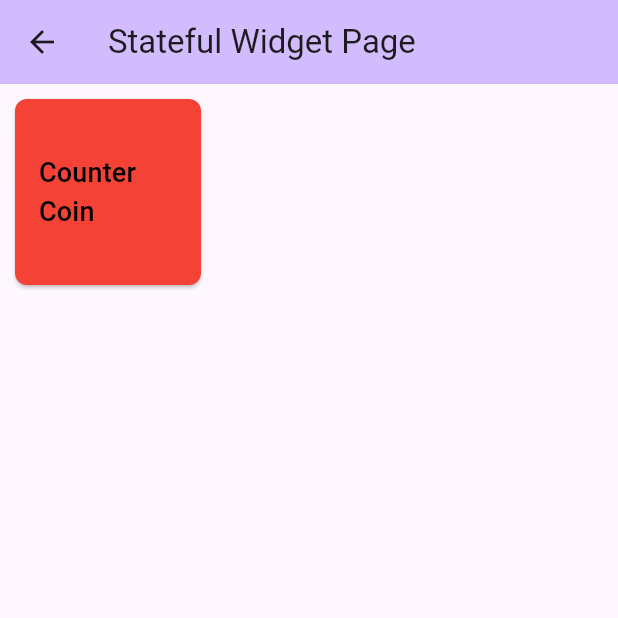
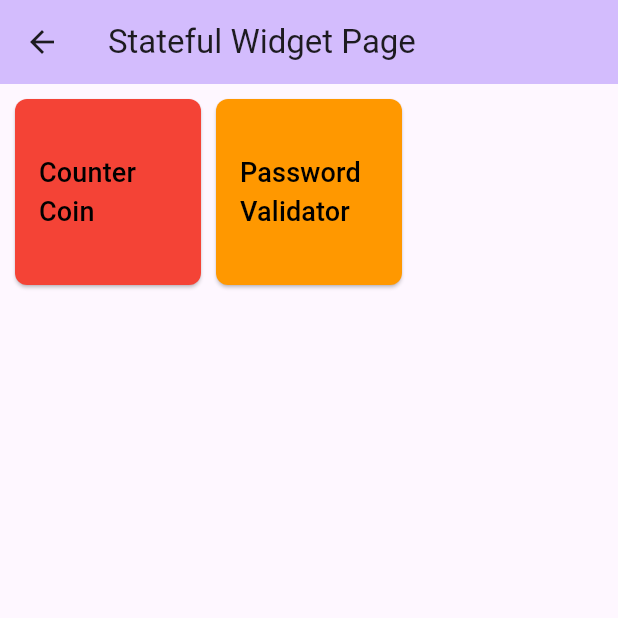
Before and after one commit to LeoDoesCode17/responsive-widgets, a Flutter app: the StatefulEntryPoint screen opened by its route, on a phone screen of 412 x 824 dp, the top half of it. Run offline on Flutter 3.47's test engine with Material 3 defaults, Android fonts, the phone set to English and light mode, and no system bars.

Commit message:
feat: create route for password validator page

```diff
--- a/lib/routes/route_generator.dart
+++ b/lib/routes/route_generator.dart
@@ -36,6 +36,8 @@ class RouteGenerator {
         return MaterialPageRoute(builder: (_) => const StatefulEntryPoint());
       case AppRoutes.counterCoin:
         return MaterialPageRoute(builder: (_) => const CounterCoinPage());
+      case AppRoutes.passwordValidator:
+        return MaterialPageRoute(builder: (_) => const PasswordValidatorPage());
       default:
         return _errorRoute();
     }
--- a/lib/routes/routes.dart
+++ b/lib/routes/routes.dart
@@ -12,6 +12,8 @@ class AppRoutes {
   static const statelessWidget = '/stateless-widget';
   static const statefulWidget = '/stateful-widget';
   static const counterCoin = '/stateful-widget/counter-coin';
+  static const passwordValidator = '/stateful-widget/password-validator';
+
   static List<String> responsiveWidgetRoutes() => [
     layoutBuilder,
     mediaQuery,
@@ -28,8 +30,11 @@ class AppRoutes {
     'Flexible',
     'Aspect Ratio',
     'Orientation Builder',
-    'Wrap'
+    'Wrap',
   ];
-  static List<String> statefulWidgetRoutes() => [counterCoin];
-  static List<String> statefulLabels() => ['Counter Coin'];
+  static List<String> statefulWidgetRoutes() => [counterCoin, passwordValidator];
+  static List<String> statefulLabels() => [
+    'Counter Coin',
+    'Password Validator',
+  ];
 }
```
